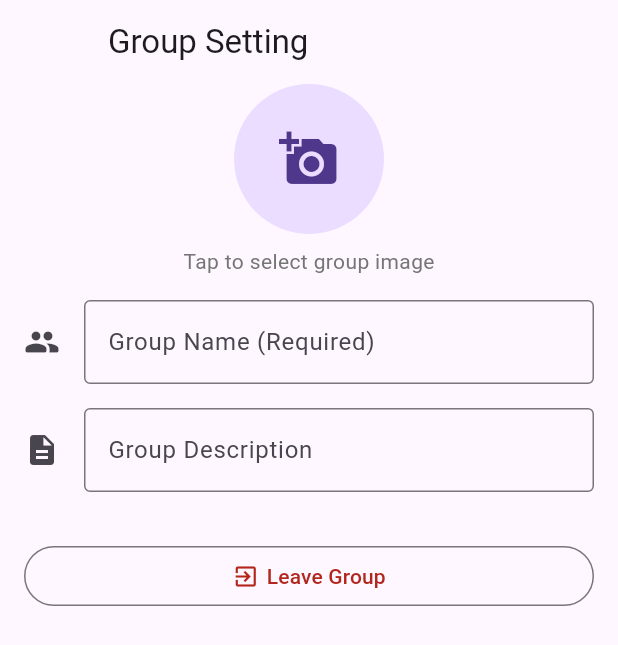
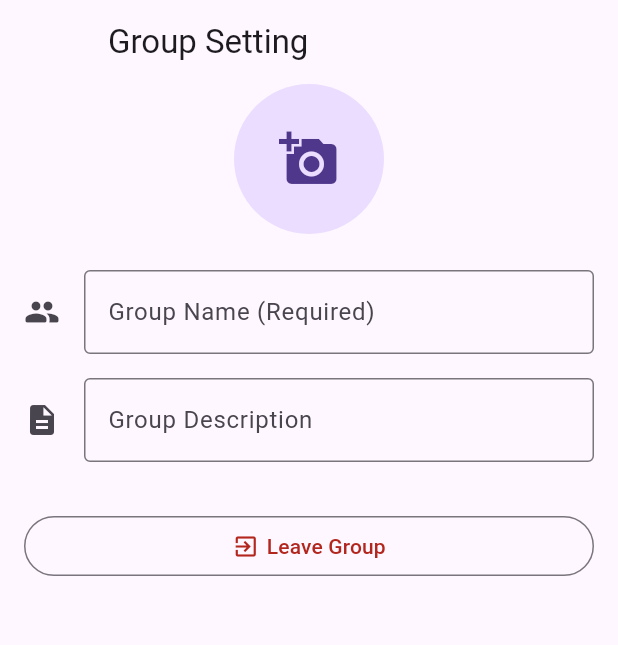
Before and after one commit to phougt/HealthCord, a Flutter app: the GroupSettingScreen screen opened by its route, on a phone screen of 412 x 824 dp. Shown: the top 645 px of the screen. Run offline on Flutter 3.47's test engine with Material 3 defaults, Android fonts, the phone set to English and light mode, and no system bars; our stand-ins replace dio, flutter_secure_storage, freezed_annotation, go_router, google_fonts, image_picker; accounts and stored records are empty; network calls fail.

Commit message:
Limit group image editing to users with update permission
This commit restricts the ability to change the group image in the `group_setting_screen.dart` file.

Users without the `group.update` permission will no longer be able to tap the group image to select a new one. The "Tap to select group image" text is also hidden for these users.

```diff
--- a/lib/screens/group_setting_screen.dart
+++ b/lib/screens/group_setting_screen.dart
@@ -1,5 +1,4 @@
 import 'dart:io';
-import 'dart:typed_data';
 
 import 'package:family_health_record/enums/role_type.dart';
 import 'package:family_health_record/viewModels/group_setting_viewmodel.dart';
@@ -73,9 +72,11 @@ class GroupSettingScreen extends StatelessWidget {
             crossAxisAlignment: CrossAxisAlignment.stretch,
             children: [
               GestureDetector(
-                onTap: () {
-                  viewModel.pickGroupProfile();
-                },
+                onTap: viewModel.hasPermission('group.update')
+                    ? () {
+                        viewModel.pickGroupProfile();
+                      }
+                    : null,
                 child: Column(
                   spacing: 8.0,
                   children: [
@@ -100,9 +101,12 @@ class GroupSettingScreen extends StatelessWidget {
                         child: const Icon(Icons.add_a_photo, size: 40),
                       ),
                     ),
-                    Text(
-                      'Tap to select group image',
-                      style: TextStyle(color: Colors.grey[600]),
+                    Visibility(
+                      visible: viewModel.hasPermission('group.update'),
+                      child: Text(
+                        'Tap to select group image',
+                        style: TextStyle(color: Colors.grey[600]),
+                      ),
                     ),
                   ],
                 ),
```
